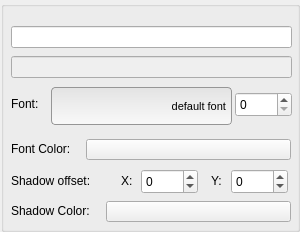
First picture: the form in Tools/UIEditor/UI/textpropertygridwidget.ui, repository xaoctech/dava.engine, before the edit.
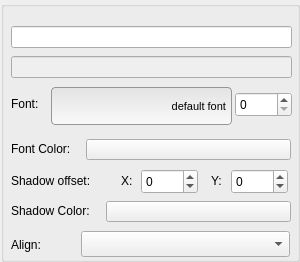
Second picture: the form after the edit. Custom widgets are drawn as their Qt base class.

What changed in the file:
```diff
--- a/Tools/UIEditor/UI/textpropertygridwidget.ui
+++ b/Tools/UIEditor/UI/textpropertygridwidget.ui
@@ -7,13 +7,13 @@
     <x>0</x>
     <y>0</y>
     <width>300</width>
-    <height>232</height>
+    <height>262</height>
    </rect>
   </property>
   <property name="minimumSize">
    <size>
     <width>300</width>
-    <height>232</height>
+    <height>262</height>
    </size>
   </property>
   <property name="windowTitle">
@@ -25,7 +25,7 @@
      <x>1</x>
      <y>1</y>
      <width>299</width>
-     <height>231</height>
+     <height>261</height>
     </rect>
    </property>
    <property name="minimumSize">
@@ -220,6 +220,29 @@
      <string>X:</string>
     </property>
    </widget>
+   <widget class="QLabel" name="AlignLabel">
+    <property name="geometry">
+     <rect>
+      <x>10</x>
+      <y>236</y>
+      <width>62</width>
+      <height>16</height>
+     </rect>
+    </property>
+    <property name="text">
+     <string>Align:</string>
+    </property>
+   </widget>
+   <widget class="QComboBox" name="alignComboBox">
+    <property name="geometry">
+     <rect>
+      <x>80</x>
+      <y>230</y>
+      <width>209</width>
+      <height>26</height>
+     </rect>
+    </property>
+   </widget>
   </widget>
  </widget>
  <customwidgets>
```
